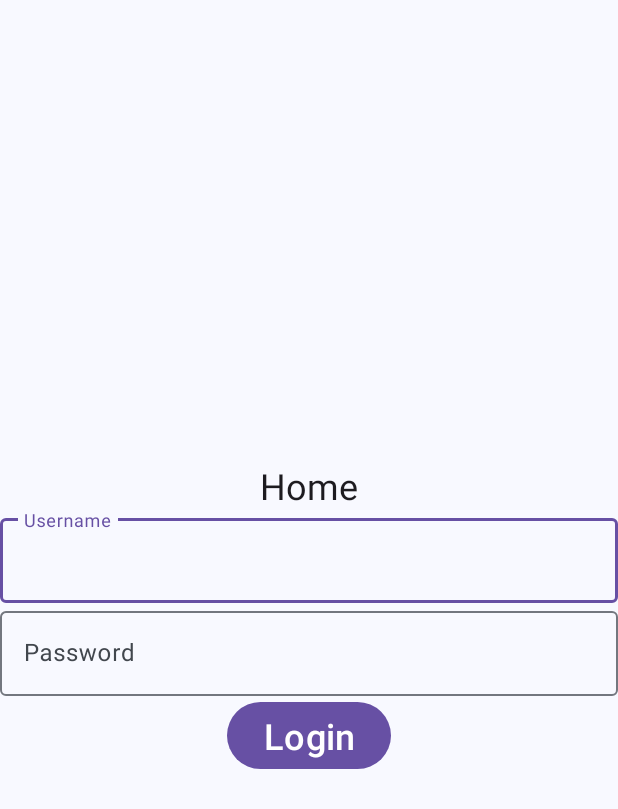
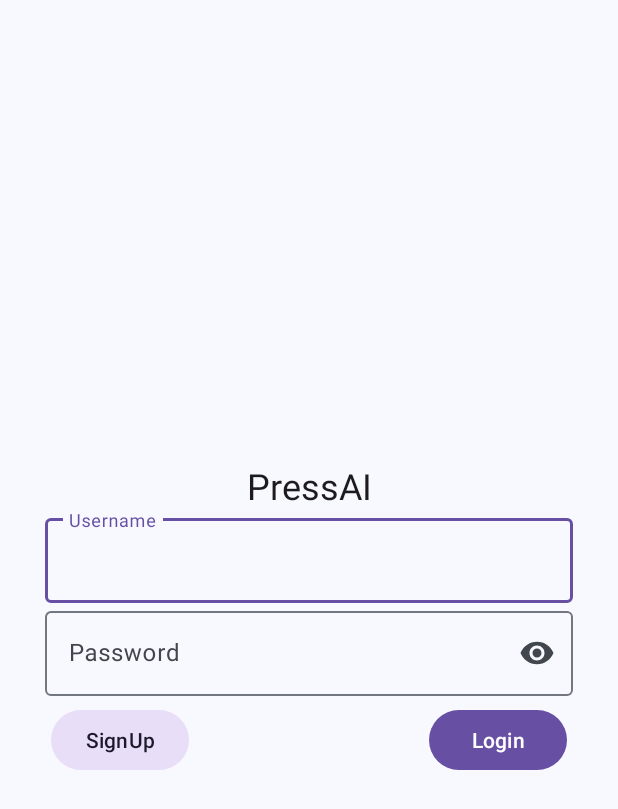
Before and after one commit to Yousran/PressAI, an Android app: the screen it shows after launch (MainActivity), on a phone screen of 412 x 824 dp. Shown: the top 809 px of the screen. Run offline under Robolectric (Android 15) with nearby library versions, the phone set to English and light mode, and no system bars.

Commit message:
FEAT: Signup layout

```diff
--- a/app/app/src/main/AndroidManifest.xml
+++ b/app/app/src/main/AndroidManifest.xml
@@ -13,6 +13,9 @@
         android:theme="@style/Theme.PressAI"
         tools:targetApi="31">
         <activity
+            android:name=".Signup"
+            android:exported="false" />
+        <activity
             android:name=".Dashboard"
             android:exported="false" />
         <activity
--- a/app/app/src/main/java/com/example/pressai/MainActivity.java
+++ b/app/app/src/main/java/com/example/pressai/MainActivity.java
@@ -5,20 +5,24 @@
 
 import android.content.Intent;
 import android.os.Bundle;
+import android.text.SpannableString;
+import android.text.style.ClickableSpan;
 import android.view.MenuItem;
 import android.view.View;
 import android.widget.Button;
+import android.widget.TextView;
 
 import com.google.android.material.navigation.NavigationBarView;
 
 public class MainActivity extends AppCompatActivity {
 
-    Button login_btn;
+    Button login_btn,link_signup_btn;
     @Override
     protected void onCreate(Bundle savedInstanceState) {
         super.onCreate(savedInstanceState);
         setContentView(R.layout.activity_main);
         login_btn = findViewById(R.id.login_btn);
+        link_signup_btn = findViewById(R.id.link_signup_btn);
         login_btn.setOnClickListener(new View.OnClickListener() {
             @Override
             public void onClick(View v) {
@@ -26,5 +30,13 @@
                 startActivity(layout_dashboard);
             }
         });
+        link_signup_btn.setOnClickListener(new View.OnClickListener() {
+            @Override
+            public void onClick(View v) {
+                Intent layout_signup = new Intent(getApplicationContext(), Signup.class);
+                startActivity(layout_signup);
+            }
+        });
     }
+
 }
--- a/app/app/src/main/res/layout/activity_dashboard.xml
+++ b/app/app/src/main/res/layout/activity_dashboard.xml
@@ -15,7 +15,6 @@
             android:layout_width="match_parent"
             android:layout_height="wrap_content"
             app:menu="@menu/bottom_navigation_menu" />
-
     </LinearLayout>
 
 
--- a/app/app/src/main/res/layout/activity_main.xml
+++ b/app/app/src/main/res/layout/activity_main.xml
@@ -6,19 +6,20 @@
     tools:context=".MainActivity">
 
     <RelativeLayout
-        android:layout_width="wrap_content"
+        android:layout_width="match_parent"
         android:layout_height="wrap_content"
         app:layout_constraintBottom_toBottomOf="parent"
         app:layout_constraintEnd_toEndOf="parent"
         app:layout_constraintStart_toStartOf="parent"
-        app:layout_constraintTop_toTopOf="parent">
+        app:layout_constraintTop_toTopOf="parent"
+        android:layout_margin="30sp">
 
         <TextView
             android:id="@+id/judul"
             android:layout_width="match_parent"
             android:layout_height="wrap_content"
             android:textAppearance="@style/TextAppearance.AppCompat.Headline"
-            android:text="@string/title_home"
+            android:text="@string/app_name"
             android:textAlignment="center"
 
             />
@@ -42,24 +43,39 @@
             android:layout_height="wrap_content"
             android:layout_below="@id/edit_text_username"
             android:hint="@string/edit_text_password"
-
-            >
+            app:endIconMode="password_toggle">
 
             <com.google.android.material.textfield.TextInputEditText
                 android:layout_width="match_parent"
-                android:layout_height="wrap_content" />
+                android:layout_height="wrap_content"
+                android:inputType="textPassword"/>
 
         </com.google.android.material.textfield.TextInputLayout>
 
-        <Button
-            android:id="@+id/login_btn"
+        <RelativeLayout
             android:layout_width="wrap_content"
             android:layout_height="wrap_content"
-            android:layout_centerHorizontal="true"
             android:layout_below="@+id/edit_text_password"
-            android:text="@string/text_login"
-            android:textSize="24sp"
-            />
+            android:layout_marginTop="5sp"
+            >
+            <Button
+                android:id="@+id/link_signup_btn"
+                android:layout_width="100sp"
+                android:layout_height="wrap_content"
+                android:text="@string/text_signup"
+                android:layout_alignParentStart="true"
+                style="@style/Widget.Material3.Button.IconButton.Filled.Tonal"
+                />
+            <Button
+                android:id="@+id/login_btn"
+                android:layout_width="100sp"
+                android:layout_height="wrap_content"
+                android:layout_alignParentEnd="true"
+                android:text="@string/text_login"
+                style="@style/Widget.Material3.Button.IconButton.Filled"
+                />
+        </RelativeLayout>
+
 
     </RelativeLayout>
 
--- a/app/app/src/main/res/values/strings.xml
+++ b/app/app/src/main/res/values/strings.xml
@@ -5,6 +5,9 @@
     <string name="title_presensi">Presensi</string>
     <string name="title_profil">Profil</string>
     <string name="text_login">Login</string>
+    <string name="text_signup">SignUp</string>
     <string name="edit_text_username">Username</string>
+    <string name="edit_text_nim">NIM</string>
     <string name="edit_text_password">Password</string>
+    <string name="edit_text_confirm_password">Konfirmasi Password</string>
 </resources>
```
Also changed, not shown: app/app/src/main/java/com/example/pressai/Signup.java (added, +14 -0 lines), app/app/src/main/res/layout/activity_signup.xml (added, +92 -0 lines).
